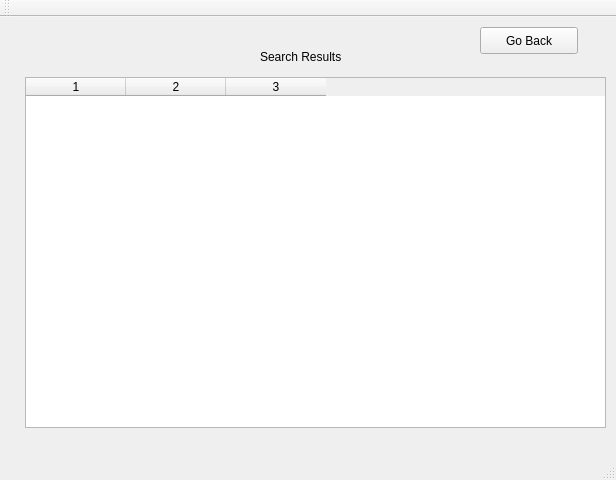
Before: the Qt Designer form mainwindow.ui in harshitgupta1337/UDIS, drawn with Qt 5.
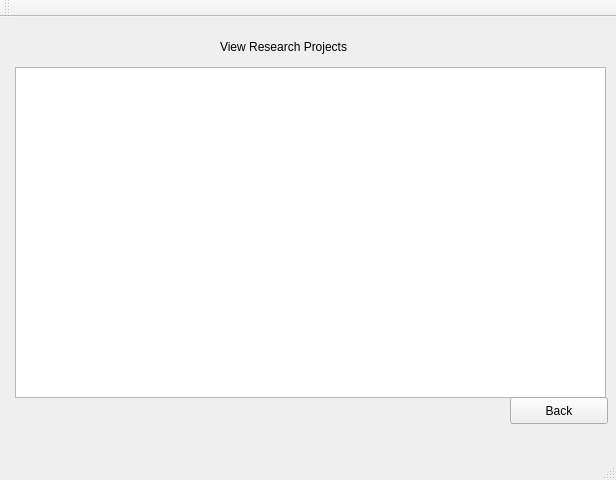
After: the same form once the commit is applied. The open tabs and pages were chosen to show the change.

Commit message: Universal Access to research projects and papers added

Diff of the .ui file:
```diff
--- a/mainwindow.ui
+++ b/mainwindow.ui
@@ -27,7 +27,7 @@
      <set>Qt::ImhDigitsOnly</set>
     </property>
     <property name="currentIndex">
-     <number>12</number>
+     <number>13</number>
     </property>
     <widget class="QWidget" name="welcomePage">
      <widget class="QWidget" name="horizontalLayoutWidget">
@@ -1878,6 +1878,82 @@
       </property>
      </widget>
     </widget>
+    <widget class="QWidget" name="page_14">
+     <widget class="QLabel" name="label_9">
+      <property name="geometry">
+       <rect>
+        <x>220</x>
+        <y>30</y>
+        <width>191</width>
+        <height>20</height>
+       </rect>
+      </property>
+      <property name="text">
+       <string>View Research Projects</string>
+      </property>
+     </widget>
+     <widget class="QListView" name="AllViewResearchProjectsListView">
+      <property name="geometry">
+       <rect>
+        <x>15</x>
+        <y>60</y>
+        <width>591</width>
+        <height>331</height>
+       </rect>
+      </property>
+     </widget>
+     <widget class="QPushButton" name="pushButton_4">
+      <property name="geometry">
+       <rect>
+        <x>510</x>
+        <y>390</y>
+        <width>98</width>
+        <height>27</height>
+       </rect>
+      </property>
+      <property name="text">
+       <string>Back</string>
+      </property>
+     </widget>
+    </widget>
+    <widget class="QWidget" name="page_15">
+     <widget class="QLabel" name="label_10">
+      <property name="geometry">
+       <rect>
+        <x>215</x>
+        <y>20</y>
+        <width>191</width>
+        <height>20</height>
+       </rect>
+      </property>
+      <property name="text">
+       <string>View Research Papers</string>
+      </property>
+     </widget>
+     <widget class="QListView" name="AllViewResearchPapersListView">
+      <property name="geometry">
+       <rect>
+        <x>10</x>
+        <y>50</y>
+        <width>591</width>
+        <height>351</height>
+       </rect>
+      </property>
+     </widget>
+     <widget class="QPushButton" name="pushButton_5">
+      <property name="geometry">
+       <rect>
+        <x>500</x>
+        <y>400</y>
+        <width>98</width>
+        <height>27</height>
+       </rect>
+      </property>
+      <property name="text">
+       <string>Back</string>
+      </property>
+     </widget>
+    </widget>
    </widget>
   </widget>
   <widget class="QMenuBar" name="menuBar">
```
Left out of the diff: 30 changed lines with no effect on the pictures. The commit also changes 6 other files.
